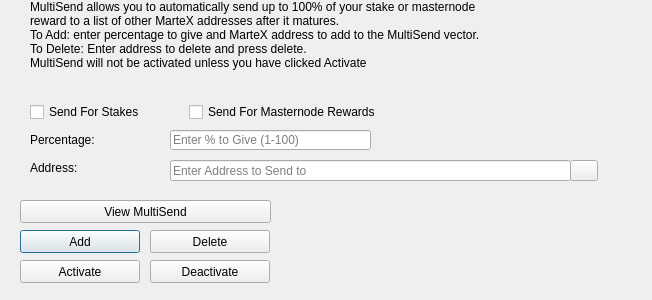
marcianovc/martexcoin, file src/qt/forms/multisenddialog.ui: the form before one commit.
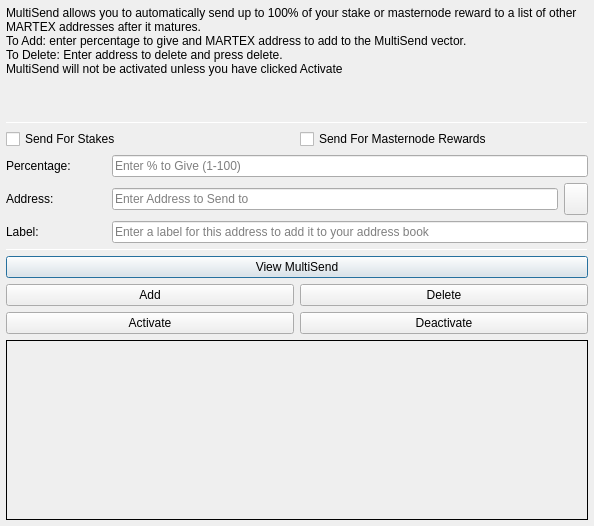
The form after the commit. Icons and pictures are not drawn.

Diff of the .ui file:
```diff
--- a/src/qt/forms/multisenddialog.ui
+++ b/src/qt/forms/multisenddialog.ui
@@ -9,22 +9,106 @@
    <rect>
     <x>0</x>
     <y>0</y>
-    <width>652</width>
-    <height>300</height>
+    <width>594</width>
+    <height>526</height>
    </rect>
   </property>
   <property name="windowTitle">
    <string>MultiSend</string>
   </property>
+  <layout class="QVBoxLayout" name="verticalLayout" stretch="0">
+   <property name="leftMargin">
+    <number>6</number>
+   </property>
+   <property name="topMargin">
+    <number>6</number>
+   </property>
+   <property name="rightMargin">
+    <number>6</number>
+   </property>
+   <property name="bottomMargin">
+    <number>6</number>
+   </property>
+   <item>
+    <layout class="QVBoxLayout" name="verticalLayout_Main" stretch="1,1,1,0,1,1,1">
+     <item>
+      <widget class="QLabel" name="label_2">
+       <property name="lineWidth">
+        <number>1</number>
+       </property>
+       <property name="text">
+        <string>MultiSend allows you to automatically send up to 100% of your stake or masternode reward to a list of other MARTEX addresses after it matures.
+To Add: enter percentage to give and MARTEX address to add to the MultiSend vector.
+To Delete: Enter address to delete and press delete.
+MultiSend will not be activated unless you have clicked Activate</string>
+       </property>
+       <property name="alignment">
+        <set>Qt::AlignLeading|Qt::AlignLeft|Qt::AlignTop</set>
+       </property>
+       <property name="wordWrap">
+        <bool>true</bool>
+       </property>
+      </widget>
+     </item>
+     <item>
+      <widget class="Line" name="line">
+       <property name="minimumSize">
+        <size>
+         <width>0</width>
+         <height>1</height>
+        </size>
+       </property>
+       <property name="maximumSize">
+        <size>
+         <width>16777215</width>
+         <height>1</height>
+        </size>
+       </property>
+       <property name="orientation">
+        <enum>Qt::Horizontal</enum>
+       </property>
+      </widget>
+     </item>
+     <item>
+      <layout class="QVBoxLayout" name="verticalLayout_Settings">
+       <item>
+        <layout class="QHBoxLayout" name="horizontalLayout">
+         <item>
+          <widget class="QCheckBox" name="multiSendStakeCheckBox">
+           <property name="text">
+            <string>Send For Stakes</string>
+           </property>
+          </widget>
+         </item>
+         <item>
+          <widget class="QCheckBox" name="multiSendMasternodeCheckBox">
+           <property name="text">
+            <string>Send For Masternode Rewards</string>
+           </property>
+          </widget>
+         </item>
+        </layout>
+       </item>
+       <item>
+        <layout class="QHBoxLayout" name="horizontalLayout_6">
+         <item>
+          <widget class="QLabel" name="label">
+           <property name="minimumSize">
+            <size>
+             <width>100</width>
+             <height>0</height>
+            </size>
+           </property>
+           <property name="toolTip">
+            <string>Percentage of stake to send</string>
+           </property>
+           <property name="text">
+            <string>Percentage:</string>
+           </property>
+          </widget>
+         </item>
+         <item>
   <widget class="QLineEdit" name="multiSendPercentEdit">
-   <property name="geometry">
-    <rect>
-     <x>170</x>
-     <y>130</y>
-     <width>201</width>
-     <height>20</height>
-    </rect>
-   </property>
    <property name="toolTip">
     <string>Enter whole numbers 1 - 100</string>
    </property>
@@ -32,15 +116,29 @@
     <string>Enter % to Give (1-100)</string>
    </property>
   </widget>
+         </item>
+        </layout>
+       </item>
+       <item>
+        <layout class="QHBoxLayout" name="horizontalLayout_7">
+         <item>
+          <widget class="QLabel" name="label_5">
+           <property name="minimumSize">
+            <size>
+             <width>100</width>
+             <height>0</height>
+            </size>
+           </property>
+           <property name="toolTip">
+            <string>Address to send portion of stake to</string>
+           </property>
+           <property name="text">
+            <string>Address:</string>
+           </property>
+          </widget>
+         </item>
+         <item>
   <widget class="QLineEdit" name="multiSendAddressEdit">
-   <property name="geometry">
-    <rect>
-     <x>170</x>
-     <y>160</y>
-     <width>401</width>
-     <height>21</height>
-    </rect>
-   </property>
    <property name="toolTip">
     <string/>
    </property>
@@ -48,87 +146,14 @@
     <string>Enter Address to Send to</string>
    </property>
   </widget>
-  <widget class="QLabel" name="label_2">
-   <property name="geometry">
-    <rect>
-     <x>30</x>
-     <y>0</y>
-     <width>451</width>
-     <height>121</height>
-    </rect>
-   </property>
-   <property name="lineWidth">
-    <number>1</number>
-   </property>
-   <property name="text">
-    <string>MultiSend allows you to automatically send up to 100% of your stake or masternode reward to a list of other MarteX addresses after it matures.
-To Add: enter percentage to give and MarteX address to add to the MultiSend vector.
-To Delete: Enter address to delete and press delete.
-MultiSend will not be activated unless you have clicked Activate</string>
-   </property>
-   <property name="alignment">
-    <set>Qt::AlignLeading|Qt::AlignLeft|Qt::AlignTop</set>
-   </property>
-   <property name="wordWrap">
-    <bool>true</bool>
-   </property>
-  </widget>
-  <widget class="QLabel" name="message">
-   <property name="geometry">
-    <rect>
-     <x>290</x>
-     <y>200</y>
-     <width>351</width>
-     <height>91</height>
-    </rect>
-   </property>
-   <property name="text">
-    <string/>
-   </property>
-  </widget>
-  <widget class="QPushButton" name="addButton">
-   <property name="geometry">
-    <rect>
-     <x>20</x>
-     <y>230</y>
-     <width>120</width>
-     <height>23</height>
-    </rect>
-   </property>
-   <property name="toolTip">
-    <string/>
-   </property>
-   <property name="statusTip">
-    <string>Add to MultiSend Vector</string>
-   </property>
-   <property name="text">
-    <string>Add</string>
-   </property>
-  </widget>
-  <widget class="QPushButton" name="disableButton">
-   <property name="geometry">
-    <rect>
-     <x>150</x>
-     <y>260</y>
-     <width>120</width>
-     <height>23</height>
-    </rect>
-   </property>
-   <property name="statusTip">
-    <string>Deactivate MultiSend</string>
-   </property>
-   <property name="text">
-    <string>Deactivate</string>
-   </property>
-  </widget>
-  <widget class="QPushButton" name="addressBookButton">
-   <property name="geometry">
-    <rect>
-     <x>570</x>
-     <y>160</y>
-     <width>28</width>
-     <height>21</height>
-    </rect>
+         </item>
+         <item>
+          <widget class="QToolButton" name="addressBookButton">
+           <property name="maximumSize">
+            <size>
+             <width>16777215</width>
+             <height>32</height>
+            </size>
    </property>
    <property name="toolTip">
     <string>Choose an address from the address book</string>
@@ -143,51 +168,85 @@
    <property name="shortcut">
     <string>Alt+A</string>
    </property>
-   <property name="autoDefault">
-    <bool>false</bool>
-   </property>
-  </widget>
-  <widget class="QLabel" name="label">
-   <property name="geometry">
-    <rect>
-     <x>30</x>
-     <y>130</y>
-     <width>121</width>
-     <height>20</height>
-    </rect>
-   </property>
+          </widget>
+         </item>
+        </layout>
+       </item>
+      </layout>
+     </item>
+     <item>
+      <layout class="QHBoxLayout" name="horizontalLayout_3">
+       <item>
+        <widget class="QLabel" name="label_3">
+         <property name="minimumSize">
+          <size>
+           <width>100</width>
+           <height>0</height>
+          </size>
+         </property>
+         <property name="text">
+          <string>Label:</string>
+         </property>
+        </widget>
+       </item>
+       <item>
+        <widget class="QLineEdit" name="labelAddressLabelEdit">
+         <property name="placeholderText">
+          <string>Enter a label for this address to add it to your address book</string>
+         </property>
+        </widget>
+       </item>
+      </layout>
+     </item>
+     <item>
+      <widget class="Line" name="line_2">
+       <property name="minimumSize">
+        <size>
+         <width>0</width>
+         <height>1</height>
+        </size>
+       </property>
+       <property name="maximumSize">
+        <size>
+         <width>16777215</width>
+         <height>1</height>
+        </size>
+       </property>
+       <property name="orientation">
+        <enum>Qt::Horizontal</enum>
+       </property>
+      </widget>
+     </item>
+     <item>
+      <layout class="QVBoxLayout" name="verticalLayout_Buttons">
+       <item>
+        <layout class="QHBoxLayout" name="horizontalLayout_4">
+         <item>
+          <widget class="QPushButton" name="viewButton">
    <property name="toolTip">
     <string>Percentage of stake to send</string>
    </property>
    <property name="text">
-    <string>Percentage:</string>
-   </property>
-  </widget>
-  <widget class="QLabel" name="label_5">
-   <property name="geometry">
-    <rect>
-     <x>30</x>
-     <y>160</y>
-     <width>111</width>
-     <height>16</height>
-    </rect>
-   </property>
+            <string>View MultiSend</string>
+           </property>
+          </widget>
+         </item>
+        </layout>
+       </item>
+       <item>
+        <layout class="QHBoxLayout" name="horizontalLayout_2">
+         <item>
+          <widget class="QPushButton" name="addButton">
    <property name="toolTip">
     <string>Address to send portion of stake to</string>
    </property>
    <property name="text">
-    <string>Address:</string>
-   </property>
-  </widget>
+            <string>Add</string>
+           </property>
+          </widget>
+         </item>
+         <item>
   <widget class="QPushButton" name="deleteButton">
-   <property name="geometry">
-    <rect>
-     <x>150</x>
-     <y>230</y>
-     <width>120</width>
-     <height>23</height>
-    </rect>
-   </property>
    <property name="toolTip">
     <string/>
    </property>
@@ -198,15 +257,13 @@
     <string>Delete</string>
    </property>
   </widget>
+         </item>
+        </layout>
+       </item>
+       <item>
+        <layout class="QHBoxLayout" name="horizontalLayout_5">
+         <item>
   <widget class="QPushButton" name="activateButton">
-   <property name="geometry">
-    <rect>
-     <x>20</x>
-     <y>260</y>
-     <width>120</width>
-     <height>23</height>
-    </rect>
-   </property>
    <property name="statusTip">
     <string>Activate MultiSend</string>
    </property>
@@ -214,51 +271,55 @@
     <string>Activate</string>
    </property>
   </widget>
-  <widget class="QPushButton" name="viewButton">
-   <property name="geometry">
-    <rect>
-     <x>20</x>
-     <y>200</y>
-     <width>251</width>
-     <height>23</height>
-    </rect>
-   </property>
-   <property name="toolTip">
-    <string/>
-   </property>
+         </item>
+         <item>
+          <widget class="QPushButton" name="disableButton">
    <property name="statusTip">
     <string>View MultiSend Vector</string>
    </property>
    <property name="text">
-    <string>View MultiSend</string>
-   </property>
-  </widget>
-  <widget class="QWidget" name="horizontalLayoutWidget">
-   <property name="geometry">
-    <rect>
-     <x>30</x>
-     <y>100</y>
-     <width>351</width>
-     <height>24</height>
-    </rect>
-   </property>
-   <layout class="QHBoxLayout" name="horizontalLayout">
-    <item>
-     <widget class="QCheckBox" name="multiSendStakeCheckBox">
-      <property name="text">
-       <string>Send For Stakes</string>
-      </property>
-     </widget>
-    </item>
+            <string>Deactivate</string>
+           </property>
+          </widget>
+         </item>
+        </layout>
+       </item>
+      </layout>
+     </item>
     <item>
-     <widget class="QCheckBox" name="multiSendMasternodeCheckBox">
+      <widget class="QLabel" name="message">
+       <property name="minimumSize">
+        <size>
+         <width>0</width>
+         <height>180</height>
+        </size>
+       </property>
+       <property name="frameShape">
+        <enum>QFrame::Panel</enum>
+       </property>
+       <property name="frameShadow">
+        <enum>QFrame::Plain</enum>
+       </property>
+       <property name="lineWidth">
+        <number>1</number>
+       </property>
+       <property name="midLineWidth">
+        <number>1</number>
+       </property>
       <property name="text">
-       <string>Send For Masternode Rewards</string>
-      </property>
+        <string/>
+       </property>
+       <property name="alignment">
+        <set>Qt::AlignLeading|Qt::AlignLeft|Qt::AlignTop</set>
+       </property>
+       <property name="wordWrap">
+        <bool>true</bool>
+       </property>
      </widget>
     </item>
    </layout>
-  </widget>
+   </item>
+  </layout>
  </widget>
  <resources>
   <include location="../martex.qrc"/>
```
Left out of the diff: 16 changed lines with no effect on the pictures. Lines whose indentation alone changed are shown as unchanged.
